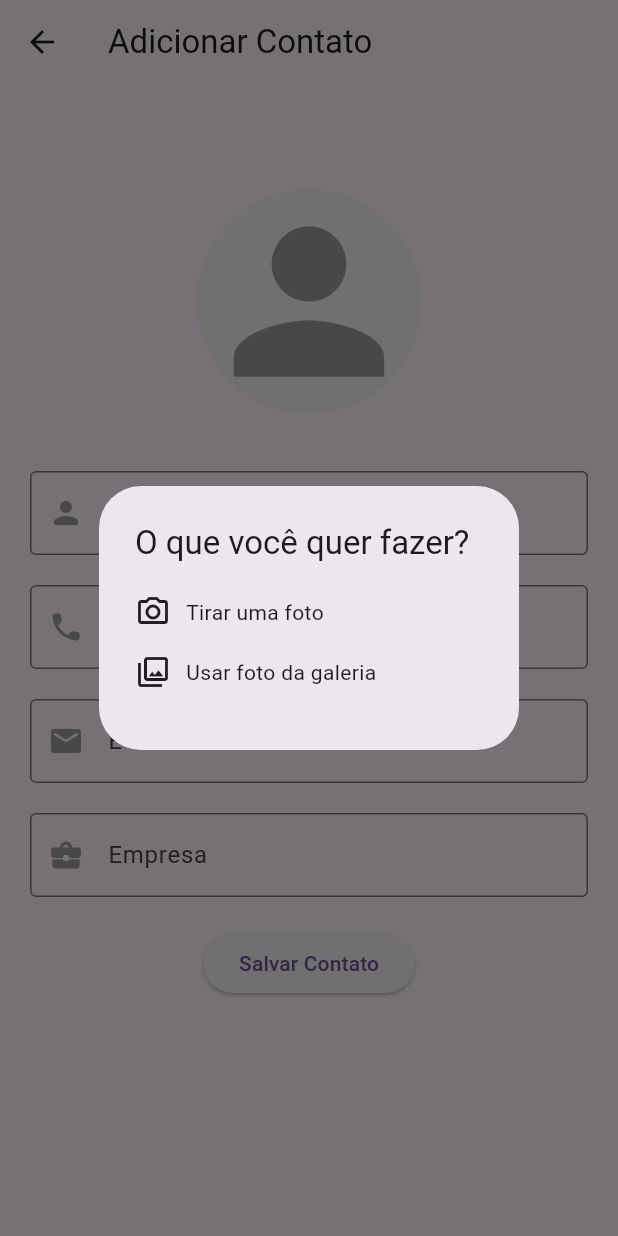
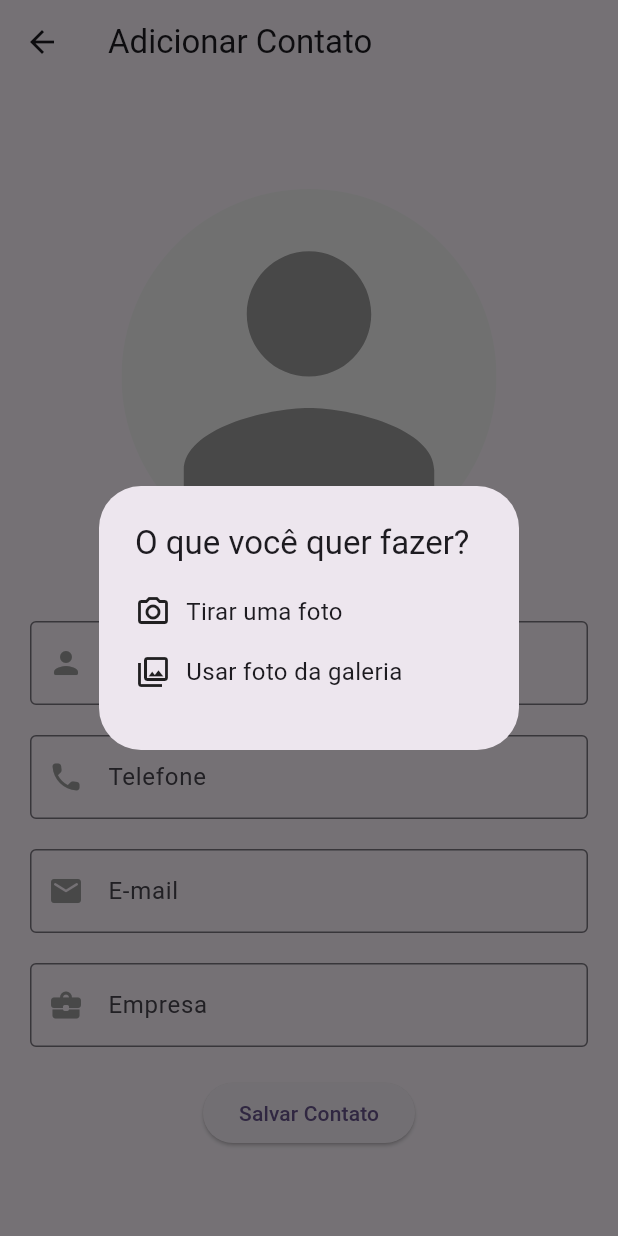
Before and after one commit to marxelo/contacts-app, a Flutter app: the FormPage screen opened directly, after a tap on the "person" icon, on a phone screen of 412 x 824 dp. Run offline on Flutter 3.47's test engine with Material 2 defaults, Android fonts, the light colour scheme and no system bars; our stand-ins replace flutter_swipe_action_cell, image_picker, sqflite; accounts and stored records are empty.

Commit message:
minors ui changes

```diff
--- a/lib/form_page.dart
+++ b/lib/form_page.dart
@@ -144,7 +144,12 @@ class _FormPageState extends State<FormPage> {
                     SizedBox(
                       width: 10,
                     ),
-                    Text('Tirar uma foto'),
+                    Text(
+                      'Tirar uma foto',
+                      style: TextStyle(
+                        fontSize: 16,
+                      ),
+                    ),
                   ],
                 ),
               ),
@@ -158,7 +163,12 @@ class _FormPageState extends State<FormPage> {
                     SizedBox(
                       width: 10,
                     ),
-                    Text('Usar foto da galeria'),
+                    Text(
+                      'Usar foto da galeria',
+                      style: TextStyle(
+                        fontSize: 16,
+                      ),
+                    ),
                   ],
                 ),
               ),
@@ -173,7 +183,12 @@ class _FormPageState extends State<FormPage> {
                           SizedBox(
                             width: 10,
                           ),
-                          Text('Remover foto'),
+                          Text(
+                            'Remover foto',
+                            style: TextStyle(
+                              fontSize: 16,
+                            ),
+                          ),
                         ],
                       ),
                     )
@@ -201,8 +216,8 @@ class _FormPageState extends State<FormPage> {
     if (imagePicked != null) {
       return Image.file(
         imagePicked!,
-        height: 150,
-        width: 150,
+        height: 250,
+        width: 250,
         fit: BoxFit.cover,
       );
     } else if (widget.contact != null &&
@@ -211,12 +226,12 @@ class _FormPageState extends State<FormPage> {
       return Utils.imageFromBase64String(widget.contact!['photo'] ?? "");
     } else {
       return Container(
-        height: 150,
-        width: 150,
+        height: 250,
+        width: 250,
         color: Colors.grey[100],
         child: const Icon(
           Icons.person,
-          size: 150,
+          size: 250,
           color: Colors.grey,
         ),
       );
@@ -242,10 +257,34 @@ class _FormPageState extends State<FormPage> {
                 ),
                 GestureDetector(
                   onTap: () => _pickSource(),
-                  child: ClipRRect(
-                    // aki
-                    borderRadius: BorderRadius.circular(10000),
-                    child: getWidget(),
+                  child: Stack(
+                    alignment: Alignment.bottomRight,
+                    children: [
+                      ClipRRect(
+                        // aki
+                        borderRadius: BorderRadius.circular(10000),
+                        child: getWidget(),
+                      ),
+                      Positioned(
+                          bottom: 10,
+                          left: 180,
+                          child: DecoratedBox(
+                            decoration: BoxDecoration(
+                                color: Colors.white70,
+                                border: Border.all(color: Colors.black12),
+                                borderRadius: BorderRadius.circular(10000)),
+                            child: Padding(
+                              padding: const EdgeInsets.all(8),
+                              child: Icon(
+                                hasProfilePic
+                                    ? Icons.edit_outlined
+                                    : Icons.add_photo_alternate_outlined,
+                                size: 25,
+                                color: Colors.black,
+                              ),
+                            ),
+                          )),
+                    ],
                   ),
                 ),
                 const SizedBox(
--- a/lib/utils/utils.dart
+++ b/lib/utils/utils.dart
@@ -4,7 +4,7 @@ import 'dart:convert';
 
 class Utils {
   static Image imageFromBase64String(String base64String,
-      {double width = 150.0, double height = 150.0}) {
+      {double width = 250.0, double height = 250.0}) {
     return Image.memory(
       base64Decode(base64String),
       fit: BoxFit.cover,
```
Also changed, not shown: lib/contact_details.dart (+20 -7 lines).
